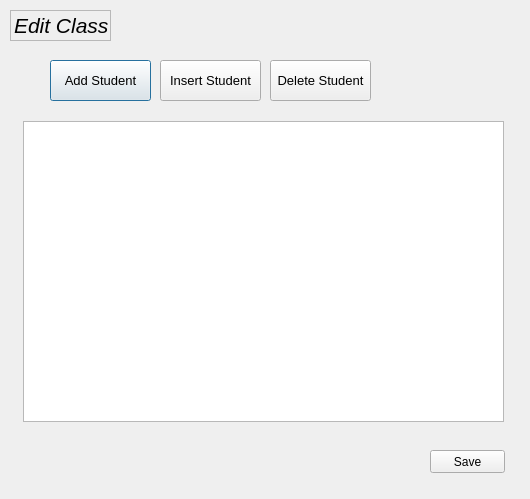
AcademyAutograder/Autograder-0.1, file InstaGrader/editclass.ui: the form before one commit.
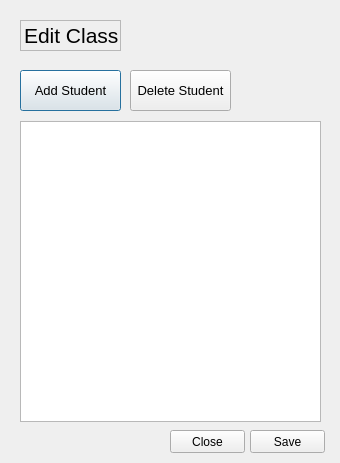
The form after the commit.

Patch:
```diff
--- a/InstaGrader/editclass.ui
+++ b/InstaGrader/editclass.ui
@@ -6,8 +6,8 @@
    <rect>
     <x>0</x>
     <y>0</y>
-    <width>530</width>
-    <height>499</height>
+    <width>340</width>
+    <height>463</height>
    </rect>
   </property>
   <property name="windowTitle">
@@ -16,9 +16,9 @@
   <widget class="QListView" name="editclasslistView">
    <property name="geometry">
     <rect>
-     <x>23</x>
+     <x>20</x>
      <y>121</y>
-     <width>481</width>
+     <width>301</width>
      <height>301</height>
     </rect>
    </property>
@@ -26,8 +26,8 @@
   <widget class="QLabel" name="EditClasstitle">
    <property name="geometry">
     <rect>
-     <x>10</x>
-     <y>10</y>
+     <x>20</x>
+     <y>20</y>
      <width>101</width>
      <height>31</height>
     </rect>
@@ -35,19 +35,22 @@
    <property name="frameShape">
     <enum>QFrame::StyledPanel</enum>
    </property>
+   <property name="lineWidth">
+    <number>0</number>
+   </property>
    <property name="text">
     <string>&lt;!DOCTYPE HTML PUBLIC &quot;-//W3C//DTD HTML 4.0//EN&quot; &quot;http://www.w3.org/TR/REC-html40/strict.dtd&quot;&gt;
 &lt;html&gt;&lt;head&gt;&lt;meta name=&quot;qrichtext&quot; content=&quot;1&quot; /&gt;&lt;style type=&quot;text/css&quot;&gt;
 p, li { white-space: pre-wrap; }
 &lt;/style&gt;&lt;/head&gt;&lt;body style=&quot; font-family:'MS Shell Dlg 2'; font-size:8.25pt; font-weight:400; font-style:normal;&quot;&gt;
-&lt;p style=&quot; margin-top:0px; margin-bottom:0px; margin-left:0px; margin-right:0px; -qt-block-indent:0; text-indent:0px;&quot;&gt;&lt;span style=&quot; font-size:16pt; font-style:italic;&quot;&gt;Edit Class&lt;/span&gt;&lt;/p&gt;&lt;/body&gt;&lt;/html&gt;</string>
+&lt;p style=&quot; margin-top:0px; margin-bottom:0px; margin-left:0px; margin-right:0px; -qt-block-indent:0; text-indent:0px;&quot;&gt;&lt;span style=&quot; font-size:16pt;&quot;&gt;Edit Class&lt;/span&gt;&lt;/p&gt;&lt;/body&gt;&lt;/html&gt;</string>
    </property>
   </widget>
   <widget class="QPushButton" name="addstudbutton">
    <property name="geometry">
     <rect>
-     <x>50</x>
-     <y>60</y>
+     <x>20</x>
+     <y>70</y>
      <width>101</width>
      <height>41</height>
     </rect>
@@ -70,8 +73,8 @@
   <widget class="QPushButton" name="deletestudbutton">
    <property name="geometry">
     <rect>
-     <x>270</x>
-     <y>60</y>
+     <x>130</x>
+     <y>70</y>
      <width>101</width>
      <height>41</height>
     </rect>
@@ -88,8 +91,8 @@
   <widget class="QPushButton" name="savebutton">
    <property name="geometry">
     <rect>
-     <x>430</x>
-     <y>450</y>
+     <x>250</x>
+     <y>430</y>
      <width>75</width>
      <height>23</height>
     </rect>
@@ -101,25 +104,14 @@
   <widget class="QPushButton" name="insertstudbutton">
    <property name="geometry">
     <rect>
-     <x>160</x>
-     <y>60</y>
-     <width>101</width>
-     <height>41</height>
+     <x>170</x>
+     <y>430</y>
+     <width>75</width>
+     <height>23</height>
     </rect>
    </property>
-   <property name="font">
-    <font>
-     <pointsize>10</pointsize>
-    </font>
-   </property>
    <property name="text">
-    <string>Insert Student</string>
-   </property>
-   <property name="iconSize">
-    <size>
-     <width>16</width>
-     <height>16</height>
-    </size>
+    <string>Close</string>
    </property>
   </widget>
  </widget>
```
Left out of the diff: 2 changed lines with no effect on the pictures.
